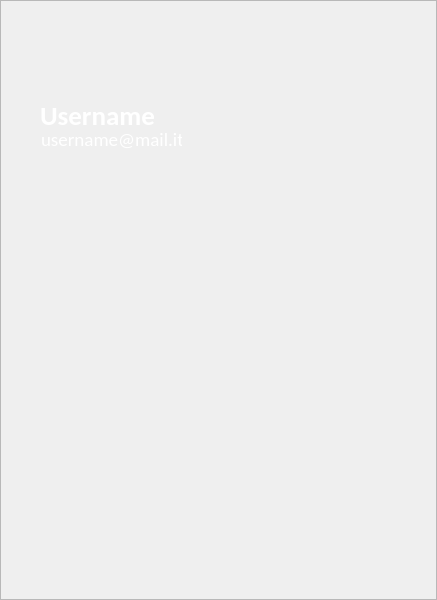
giovannic96/Real-time-collaborative-text-editor, file ClientModule/userprofile.ui: the form before one commit.
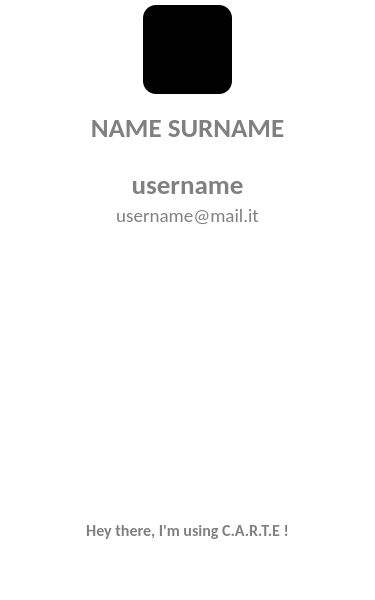
The form after the commit. Icons and pictures are not drawn.

Commit message: New User Profile Design

```diff
--- a/ClientModule/userprofile.ui
+++ b/ClientModule/userprofile.ui
@@ -6,19 +6,19 @@
    <rect>
     <x>0</x>
     <y>0</y>
-    <width>437</width>
+    <width>375</width>
     <height>600</height>
    </rect>
   </property>
   <property name="minimumSize">
    <size>
-    <width>437</width>
+    <width>375</width>
     <height>600</height>
    </size>
   </property>
   <property name="maximumSize">
    <size>
-    <width>437</width>
+    <width>1000</width>
     <height>600</height>
    </size>
   </property>
@@ -26,190 +26,56 @@
    <string>Form</string>
   </property>
   <property name="styleSheet">
-   <string notr="true"/>
+   <string notr="true">background:transparent;</string>
   </property>
-  <widget class="QPushButton" name="exitButton">
+  <widget class="QWidget" name="widget" native="true">
    <property name="geometry">
     <rect>
-     <x>409</x>
+     <x>0</x>
      <y>0</y>
-     <width>29</width>
-     <height>23</height>
-    </rect>
-   </property>
-   <property name="cursor">
-    <cursorShape>PointingHandCursor</cursorShape>
-   </property>
-   <property name="styleSheet">
-    <string notr="true">#exitButton{
-background: transparent;
-border:none;
-}
-</string>
-   </property>
-   <property name="text">
-    <string/>
-   </property>
-  </widget>
-  <widget class="QPushButton" name="UserImageButton">
-   <property name="geometry">
-    <rect>
-     <x>247</x>
-     <y>90</y>
-     <width>132</width>
-     <height>132</height>
+     <width>375</width>
+     <height>600</height>
     </rect>
    </property>
    <property name="minimumSize">
     <size>
-     <width>132</width>
-     <height>132</height>
+     <width>375</width>
+     <height>600</height>
     </size>
    </property>
    <property name="maximumSize">
     <size>
-     <width>132</width>
-     <height>132</height>
-    </size>
-   </property>
-   <property name="font">
-    <font>
-     <family>Calibri</family>
-     <pointsize>72</pointsize>
-     <weight>50</weight>
-     <bold>false</bold>
-    </font>
-   </property>
-   <property name="cursor">
-    <cursorShape>PointingHandCursor</cursorShape>
-   </property>
-   <property name="styleSheet">
-    <string notr="true">#UserImageButton{
-border:none;
-color:white;
-}</string>
-   </property>
-   <property name="text">
-    <string/>
-   </property>
-   <property name="iconSize">
-    <size>
-     <width>132</width>
-     <height>128</height>
-    </size>
-   </property>
-  </widget>
-  <widget class="QFrame" name="frameProfile">
-   <property name="geometry">
-    <rect>
-     <x>0</x>
-     <y>0</y>
-     <width>437</width>
+     <width>375</width>
      <height>600</height>
-    </rect>
+    </size>
+   </property>
+   <property name="autoFillBackground">
+    <bool>false</bool>
    </property>
    <property name="styleSheet">
-    <string notr="true">#frameProfile{
-border-image: url(:/image/infoprofile.png);
+    <string notr="true">#widget{
+background:url(:image/userProfile.png);
 }</string>
    </property>
-   <property name="frameShape">
-    <enum>QFrame::StyledPanel</enum>
-   </property>
-   <property name="frameShadow">
-    <enum>QFrame::Raised</enum>
-   </property>
-   <widget class="QLabel" name="totFile">
-    <property name="geometry">
-     <rect>
-      <x>85</x>
-      <y>344</y>
-      <width>250</width>
-      <height>40</height>
-     </rect>
-    </property>
-    <property name="minimumSize">
-     <size>
-      <width>250</width>
-      <height>40</height>
-     </size>
-    </property>
-    <property name="maximumSize">
-     <size>
-      <width>250</width>
-      <height>40</height>
-     </size>
-    </property>
-    <property name="font">
-     <font>
-      <family>Calibri</family>
-      <pointsize>36</pointsize>
-      <weight>75</weight>
-      <bold>true</bold>
-     </font>
-    </property>
-    <property name="styleSheet">
-     <string notr="true">color:grey;</string>
-    </property>
-    <property name="text">
-     <string/>
-    </property>
-   </widget>
-   <widget class="QLabel" name="myFile">
-    <property name="geometry">
-     <rect>
-      <x>85</x>
-      <y>428</y>
-      <width>250</width>
-      <height>40</height>
-     </rect>
-    </property>
-    <property name="minimumSize">
-     <size>
-      <width>250</width>
-      <height>40</height>
-     </size>
-    </property>
-    <property name="maximumSize">
-     <size>
-      <width>250</width>
-      <height>40</height>
-     </size>
-    </property>
-    <property name="font">
-     <font>
-      <family>Calibri</family>
-      <pointsize>36</pointsize>
-      <weight>75</weight>
-      <bold>true</bold>
-     </font>
-    </property>
-    <property name="styleSheet">
-     <string notr="true">color:grey;</string>
-    </property>
-    <property name="text">
-     <string/>
-    </property>
-   </widget>
    <widget class="QLabel" name="otherFile">
     <property name="geometry">
      <rect>
-      <x>85</x>
-      <y>511</y>
-      <width>250</width>
-      <height>40</height>
+      <x>240</x>
+      <y>361</y>
+      <width>50</width>
+      <height>50</height>
      </rect>
     </property>
     <property name="minimumSize">
      <size>
-      <width>250</width>
-      <height>40</height>
+      <width>50</width>
+      <height>50</height>
      </size>
     </property>
     <property name="maximumSize">
      <size>
-      <width>250</width>
-      <height>40</height>
+      <width>50</width>
+      <height>50</height>
      </size>
     </property>
     <property name="font">
@@ -226,14 +92,17 @@
     <property name="text">
      <string/>
     </property>
+    <property name="alignment">
+     <set>Qt::AlignCenter</set>
+    </property>
    </widget>
    <widget class="QLabel" name="Username">
     <property name="geometry">
      <rect>
-      <x>40</x>
-      <y>100</y>
-      <width>141</width>
-      <height>31</height>
+      <x>17</x>
+      <y>170</y>
+      <width>341</width>
+      <height>30</height>
      </rect>
     </property>
     <property name="font">
@@ -245,19 +114,49 @@
      </font>
     </property>
     <property name="styleSheet">
-     <string notr="true">color:white;</string>
+     <string notr="true">color:grey;</string>
     </property>
     <property name="text">
-     <string>Username</string>
+     <string>username</string>
+    </property>
+    <property name="alignment">
+     <set>Qt::AlignCenter</set>
+    </property>
+   </widget>
+   <widget class="QLabel" name="label">
+    <property name="geometry">
+     <rect>
+      <x>22</x>
+      <y>113</y>
+      <width>331</width>
+      <height>30</height>
+     </rect>
+    </property>
+    <property name="font">
+     <font>
+      <family>Calibri</family>
+      <pointsize>20</pointsize>
+      <weight>75</weight>
+      <bold>true</bold>
+     </font>
+    </property>
+    <property name="styleSheet">
+     <string notr="true">color:grey;</string>
+    </property>
+    <property name="text">
+     <string>NAME SURNAME</string>
+    </property>
+    <property name="alignment">
+     <set>Qt::AlignCenter</set>
     </property>
    </widget>
    <widget class="QLabel" name="Mail">
     <property name="geometry">
      <rect>
-      <x>41</x>
-      <y>124</y>
-      <width>141</width>
-      <height>31</height>
+      <x>17</x>
+      <y>200</y>
+      <width>341</width>
+      <height>30</height>
      </rect>
     </property>
     <property name="font">
@@ -269,11 +168,212 @@
      </font>
     </property>
     <property name="styleSheet">
-     <string notr="true">color:white;</string>
+     <string notr="true">color:grey</string>
     </property>
     <property name="text">
      <string>username@mail.it</string>
     </property>
+    <property name="alignment">
+     <set>Qt::AlignCenter</set>
+    </property>
+   </widget>
+   <widget class="QLabel" name="totFile">
+    <property name="geometry">
+     <rect>
+      <x>162</x>
+      <y>262</y>
+      <width>50</width>
+      <height>50</height>
+     </rect>
+    </property>
+    <property name="minimumSize">
+     <size>
+      <width>50</width>
+      <height>50</height>
+     </size>
+    </property>
+    <property name="maximumSize">
+     <size>
+      <width>50</width>
+      <height>50</height>
+     </size>
+    </property>
+    <property name="font">
+     <font>
+      <family>Calibri</family>
+      <pointsize>36</pointsize>
+      <weight>75</weight>
+      <bold>true</bold>
+     </font>
+    </property>
+    <property name="styleSheet">
+     <string notr="true">color:grey;</string>
+    </property>
+    <property name="text">
+     <string/>
+    </property>
+    <property name="alignment">
+     <set>Qt::AlignCenter</set>
+    </property>
+   </widget>
+   <widget class="QLabel" name="label_2">
+    <property name="geometry">
+     <rect>
+      <x>27</x>
+      <y>520</y>
+      <width>321</width>
+      <height>20</height>
+     </rect>
+    </property>
+    <property name="font">
+     <font>
+      <family>Calibri</family>
+      <pointsize>12</pointsize>
+      <weight>75</weight>
+      <bold>true</bold>
+     </font>
+    </property>
+    <property name="styleSheet">
+     <string notr="true">color: grey;</string>
+    </property>
+    <property name="text">
+     <string>Hey there, I'm using C.A.R.T.E !</string>
+    </property>
+    <property name="textFormat">
+     <enum>Qt::AutoText</enum>
+    </property>
+    <property name="scaledContents">
+     <bool>false</bool>
+    </property>
+    <property name="alignment">
+     <set>Qt::AlignCenter</set>
+    </property>
+    <property name="wordWrap">
+     <bool>false</bool>
+    </property>
+   </widget>
+   <widget class="QLabel" name="myFile">
+    <property name="geometry">
+     <rect>
+      <x>89</x>
+      <y>361</y>
+      <width>50</width>
+      <height>50</height>
+     </rect>
+    </property>
+    <property name="minimumSize">
+     <size>
+      <width>50</width>
+      <height>50</height>
+     </size>
+    </property>
+    <property name="maximumSize">
+     <size>
+      <width>50</width>
+      <height>50</height>
+     </size>
+    </property>
+    <property name="font">
+     <font>
+      <family>Calibri</family>
+      <pointsize>36</pointsize>
+      <weight>75</weight>
+      <bold>true</bold>
+     </font>
+    </property>
+    <property name="styleSheet">
+     <string notr="true">color:grey;</string>
+    </property>
+    <property name="text">
+     <string/>
+    </property>
+    <property name="alignment">
+     <set>Qt::AlignCenter</set>
+    </property>
+   </widget>
+   <widget class="QPushButton" name="UserImageButton">
+    <property name="geometry">
+     <rect>
+      <x>143</x>
+      <y>5</y>
+      <width>89</width>
+      <height>89</height>
+     </rect>
+    </property>
+    <property name="minimumSize">
+     <size>
+      <width>89</width>
+      <height>89</height>
+     </size>
+    </property>
+    <property name="maximumSize">
+     <size>
+      <width>89</width>
+      <height>89</height>
+     </size>
+    </property>
+    <property name="font">
+     <font>
+      <family>Calibri</family>
+      <pointsize>72</pointsize>
+      <weight>50</weight>
+      <bold>false</bold>
+     </font>
+    </property>
+    <property name="cursor">
+     <cursorShape>PointingHandCursor</cursorShape>
+    </property>
+    <property name="styleSheet">
+     <string notr="true">#UserImageButton{
+border-radius: 13px;
+background:black;
+color:white;
+}</string>
+    </property>
+    <property name="text">
+     <string/>
+    </property>
+    <property name="iconSize">
+     <size>
+      <width>132</width>
+      <height>128</height>
+     </size>
+    </property>
+   </widget>
+   <widget class="QPushButton" name="exitButton">
+    <property name="geometry">
+     <rect>
+      <x>346</x>
+      <y>50</y>
+      <width>23</width>
+      <height>23</height>
+     </rect>
+    </property>
+    <property name="minimumSize">
+     <size>
+      <width>23</width>
+      <height>23</height>
+     </size>
+    </property>
+    <property name="maximumSize">
+     <size>
+      <width>23</width>
+      <height>23</height>
+     </size>
+    </property>
+    <property name="cursor">
+     <cursorShape>PointingHandCursor</cursorShape>
+    </property>
+    <property name="styleSheet">
+     <string notr="true">#exitButton{
+background: transparent;
+border:none;
+}
+</string>
+    </property>
+    <property name="text">
+     <string/>
+    </property>
    </widget>
   </widget>
   <zorder>frameProfile</zorder>
```
Left out of the diff: 3 changed lines with no effect on the pictures. The commit also changes 6 other files.
